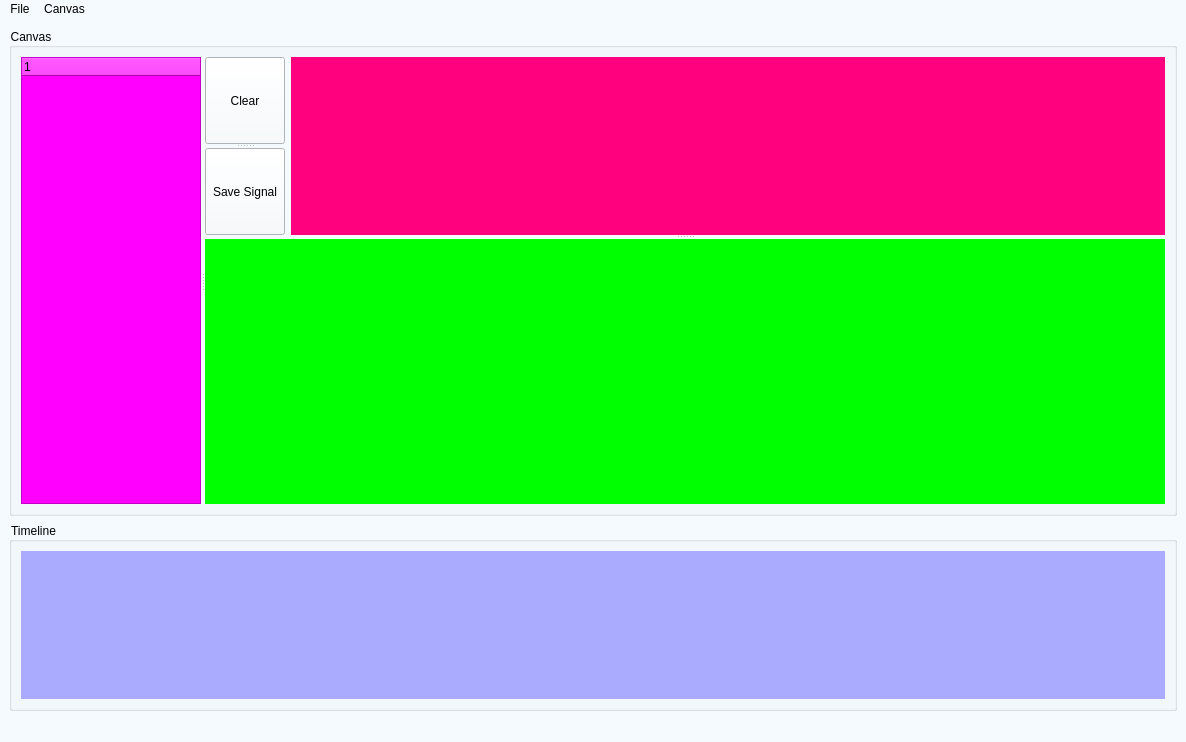
siyirenuoft/GUI_Workspace, file main app/layout.ui: the form before one commit.
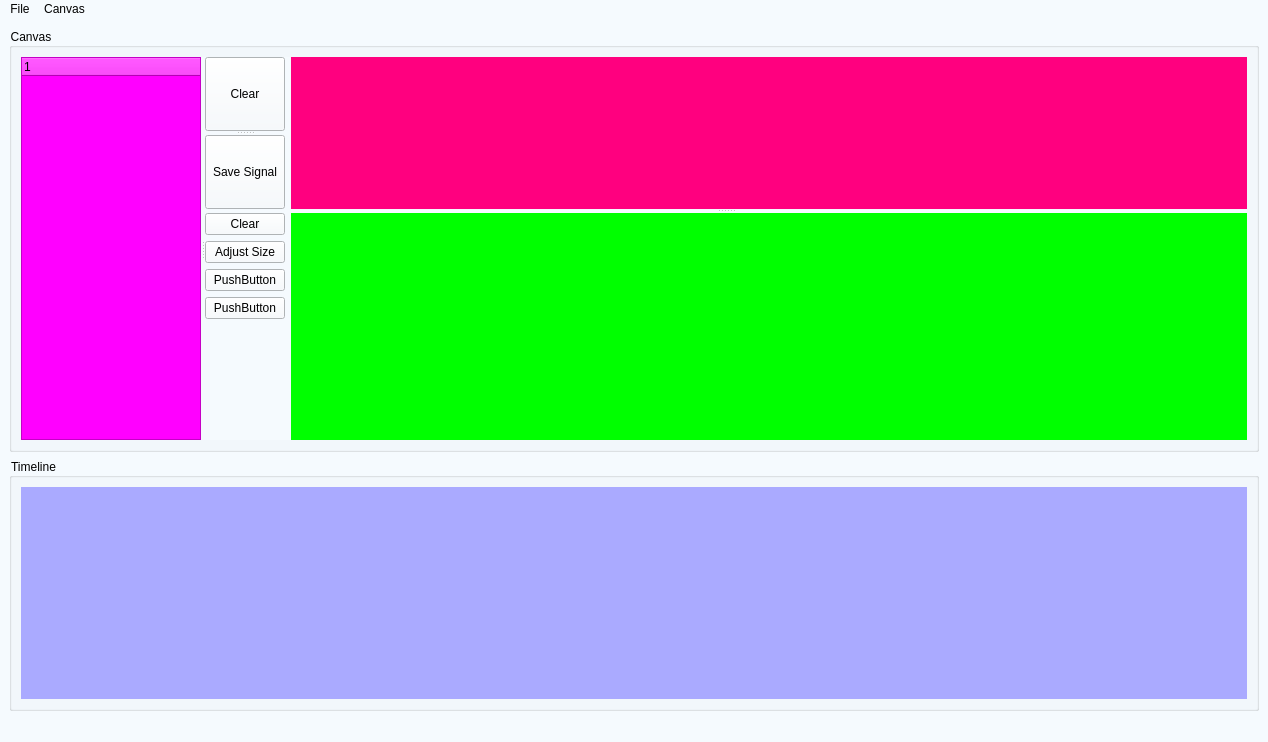
The form after the commit.

Diff of the .ui file:
```diff
--- a/main app/layout.ui
+++ b/main app/layout.ui
@@ -6,7 +6,7 @@
    <rect>
     <x>0</x>
     <y>0</y>
-    <width>1186</width>
+    <width>1268</width>
     <height>742</height>
    </rect>
   </property>
@@ -17,19 +17,22 @@
    <string notr="true">background-color: rgb(245, 250, 254);</string>
   </property>
   <widget class="QWidget" name="centralwidget">
-   <layout class="QGridLayout" name="gridLayout_10">
+   <layout class="QGridLayout" name="gridLayout_11">
     <item row="0" column="0">
-     <layout class="QGridLayout" name="gridLayout_9">
-      <item row="0" column="0">
-       <layout class="QGridLayout" name="gridLayout_8">
-        <item row="0" column="0">
+     <widget class="QSplitter" name="splitter_6">
+      <property name="orientation">
+       <enum>Qt::Horizontal</enum>
+      </property>
+      <widget class="QWidget" name="">
+       <layout class="QGridLayout" name="gridLayout_10">
+        <item row="0" column="0" rowspan="2" colspan="2">
          <widget class="QGroupBox" name="groupBox">
           <property name="title">
            <string>Canvas</string>
           </property>
-          <layout class="QGridLayout" name="gridLayout_7">
+          <layout class="QGridLayout" name="gridLayout_9">
            <item row="0" column="0">
-            <widget class="QSplitter" name="splitter_2">
+            <widget class="QSplitter" name="splitter_4">
              <property name="orientation">
               <enum>Qt::Horizontal</enum>
              </property>
@@ -61,7 +64,7 @@
                </property>
               </column>
              </widget>
-             <widget class="QSplitter" name="splitter_6">
+             <widget class="QSplitter" name="splitter_2">
               <property name="orientation">
                <enum>Qt::Vertical</enum>
               </property>
@@ -152,52 +155,101 @@
                 </item>
                </layout>
               </widget>
-              <widget class="QWidget" name="layoutWidget">
-               <layout class="QGridLayout" name="gridLayout_5">
-                <item row="0" column="1">
-                 <spacer name="verticalSpacer_3">
-                  <property name="orientation">
-                   <enum>Qt::Vertical</enum>
-                  </property>
-                  <property name="sizeHint" stdset="0">
-                   <size>
-                    <width>0</width>
-                    <height>224</height>
-                   </size>
-                  </property>
-                 </spacer>
-                </item>
-                <item row="1" column="0">
-                 <spacer name="horizontalSpacer">
-                  <property name="orientation">
-                   <enum>Qt::Horizontal</enum>
-                  </property>
-                  <property name="sizeHint" stdset="0">
-                   <size>
-                    <width>808</width>
-                    <height>0</height>
-                   </size>
-                  </property>
-                 </spacer>
-                </item>
+              <widget class="QWidget" name="">
+               <layout class="QGridLayout" name="gridLayout_8">
                 <item row="0" column="0">
-                 <widget class="QWidget" name="widget_2" native="true">
-                  <property name="sizePolicy">
-                   <sizepolicy hsizetype="Preferred" vsizetype="Preferred">
-                    <horstretch>0</horstretch>
-                    <verstretch>0</verstretch>
-                   </sizepolicy>
-                  </property>
-                  <property name="minimumSize">
-                   <size>
-                    <width>0</width>
-                    <height>100</height>
-                   </size>
-                  </property>
-                  <property name="styleSheet">
-                   <string notr="true">background-color: rgb(0, 255, 0);</string>
-                  </property>
-                 </widget>
+                 <layout class="QGridLayout" name="gridLayout_7">
+                  <item row="0" column="0">
+                   <widget class="QPushButton" name="pushButton_3">
+                    <property name="text">
+                     <string>Clear</string>
+                    </property>
+                   </widget>
+                  </item>
+                  <item row="1" column="0">
+                   <widget class="QPushButton" name="pushButton_4">
+                    <property name="text">
+                     <string>Adjust Size</string>
+                    </property>
+                   </widget>
+                  </item>
+                  <item row="2" column="0">
+                   <widget class="QPushButton" name="pushButton_5">
+                    <property name="text">
+                     <string>PushButton</string>
+                    </property>
+                   </widget>
+                  </item>
+                  <item row="3" column="0">
+                   <widget class="QPushButton" name="pushButton_6">
+                    <property name="text">
+                     <string>PushButton</string>
+                    </property>
+                   </widget>
+                  </item>
+                  <item row="4" column="0">
+                   <spacer name="verticalSpacer_7">
+                    <property name="orientation">
+                     <enum>Qt::Vertical</enum>
+                    </property>
+                    <property name="sizeHint" stdset="0">
+                     <size>
+                      <width>20</width>
+                      <height>78</height>
+                     </size>
+                    </property>
+                   </spacer>
+                  </item>
+                 </layout>
+                </item>
+                <item row="0" column="1">
+                 <layout class="QGridLayout" name="gridLayout_5">
+                  <item row="0" column="0">
+                   <widget class="QWidget" name="widget_2" native="true">
+                    <property name="sizePolicy">
+                     <sizepolicy hsizetype="Preferred" vsizetype="Preferred">
+                      <horstretch>0</horstretch>
+                      <verstretch>0</verstretch>
+                     </sizepolicy>
+                    </property>
+                    <property name="minimumSize">
+                     <size>
+                      <width>0</width>
+                      <height>100</height>
+                     </size>
+                    </property>
+                    <property name="styleSheet">
+                     <string notr="true">background-color: rgb(0, 255, 0);</string>
+                    </property>
+                   </widget>
+                  </item>
+                  <item row="0" column="1">
+                   <spacer name="verticalSpacer_3">
+                    <property name="orientation">
+                     <enum>Qt::Vertical</enum>
+                    </property>
+                    <property name="sizeHint" stdset="0">
+                     <size>
+                      <width>0</width>
+                      <height>224</height>
+                     </size>
+                    </property>
+                   </spacer>
+                  </item>
+                  <item row="1" column="0">
+                   <spacer name="horizontalSpacer">
+                    <property name="orientation">
+                     <enum>Qt::Horizontal</enum>
+                    </property>
+                    <property name="sizeHint" stdset="0">
+                     <size>
+                      <width>808</width>
+                      <height>0</height>
+                     </size>
+                    </property>
+                   </spacer>
+                  </item>
+                 </layout>
                 </item>
                </layout>
               </widget>
@@ -207,7 +259,7 @@
           </layout>
          </widget>
         </item>
-        <item row="0" column="1">
+        <item row="0" column="2">
          <spacer name="verticalSpacer_2">
           <property name="orientation">
            <enum>Qt::Vertical</enum>
@@ -215,40 +267,27 @@
           <property name="sizeHint" stdset="0">
            <size>
             <width>0</width>
-            <height>368</height>
+            <height>418</height>
            </size>
           </property>
          </spacer>
         </item>
-        <item row="1" column="0">
+        <item row="1" column="1">
          <spacer name="horizontalSpacer_2">
           <property name="orientation">
            <enum>Qt::Horizontal</enum>
           </property>
           <property name="sizeHint" stdset="0">
            <size>
-            <width>967</width>
+            <width>918</width>
             <height>0</height>
            </size>
           </property>
          </spacer>
         </item>
        </layout>
-      </item>
-      <item row="0" column="1">
-       <spacer name="verticalSpacer_6">
-        <property name="orientation">
-         <enum>Qt::Vertical</enum>
-        </property>
-        <property name="sizeHint" stdset="0">
-         <size>
-          <width>0</width>
-          <height>474</height>
-         </size>
-        </property>
-       </spacer>
-      </item>
-     </layout>
+      </widget>
+     </widget>
     </item>
     <item row="1" column="0">
      <widget class="QSplitter" name="splitter_3">
@@ -343,7 +382,7 @@
     <rect>
      <x>0</x>
      <y>0</y>
-     <width>1186</width>
+     <width>1268</width>
      <height>22</height>
     </rect>
    </property>
```
